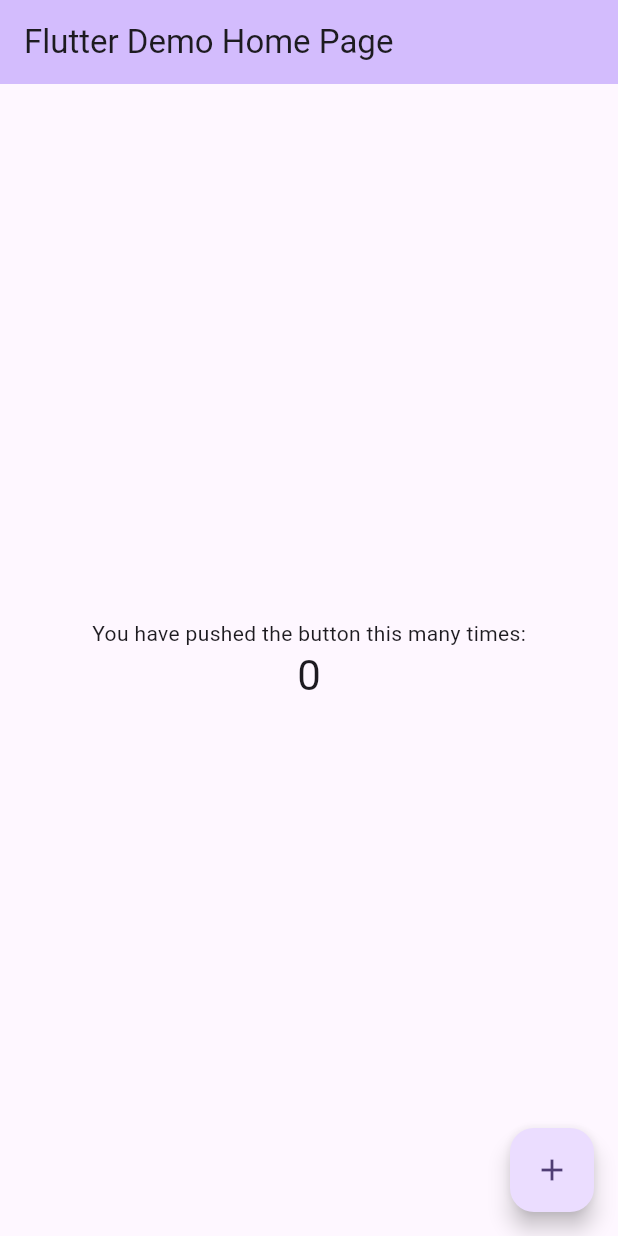
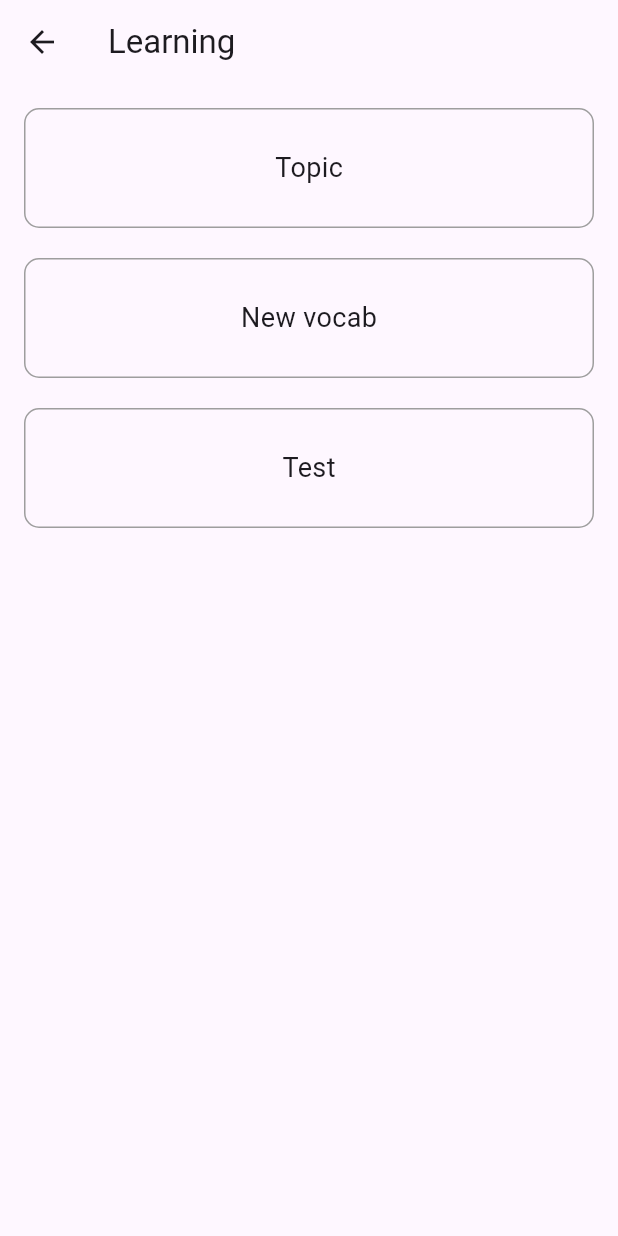
Before and after one commit to trungnotchung/flash_ability, a Flutter app: the screen it shows after launch, on a phone screen of 412 x 824 dp. Run offline on Flutter 3.47's test engine with Material 3 defaults, Android fonts, the light colour scheme and no system bars.

Commit message:
feat: add topic and vocab tabs for learning screen

```diff
--- a/lib/main.dart
+++ b/lib/main.dart
@@ -1,3 +1,10 @@
+import 'package:flash_ability/screens/learning/flashcard/flashcard.dart';
+import 'package:flash_ability/screens/learning/learning.dart';
+import 'package:flash_ability/screens/learning/test/question/question_screen.dart';
+import 'package:flash_ability/screens/learning/test/testing.dart';
+import 'package:flash_ability/screens/learning/topic/all_topics.dart';
+import 'package:flash_ability/screens/learning/topic/topic.dart';
+import 'package:flash_ability/screens/learning/vocab/vocab.dart';
 import 'package:flutter/material.dart';
 
 void main() {
@@ -7,116 +14,23 @@ void main() {
 class MyApp extends StatelessWidget {
   const MyApp({super.key});
 
-  // This widget is the root of your application.
   @override
   Widget build(BuildContext context) {
     return MaterialApp(
-      title: 'Flutter Demo',
+      title: 'Language Learning App',
       theme: ThemeData(
-        // This is the theme of your application.
-        //
-        // TRY THIS: Try running your application with "flutter run". You'll see
-        // the application has a purple toolbar. Then, without quitting the app,
-        // try changing the seedColor in the colorScheme below to Colors.green
-        // and then invoke "hot reload" (save your changes or press the "hot
-        // reload" button in a Flutter-supported IDE, or press "r" if you used
-        // the command line to start the app).
-        //
-        // Notice that the counter didn't reset back to zero; the application
-        // state is not lost during the reload. To reset the state, use hot
-        // restart instead.
-        //
-        // This works for code too, not just values: Most code changes can be
-        // tested with just a hot reload.
-        colorScheme: ColorScheme.fromSeed(seedColor: Colors.deepPurple),
+        primarySwatch: Colors.blue,
+        fontFamily: 'Roboto',
       ),
-      home: const MyHomePage(title: 'Flutter Demo Home Page'),
+      initialRoute: '/learning',
+      routes: {
+        '/learning': (context) => const LearningScreen(),
+        '/learning/all_topics': (context) => const AllTopicsScreen(),
+        '/learning/topic': (context) => const TopicScreen(),
+        '/learning/flashcard': (context) => const FlashcardScreen(),
+        '/learning/vocab': (context) => const VocabScreen(),
+        '/learning/test': (context) => const QuestionScreen() //const TestingScreen(),
+      },
     );
   }
 }
-
-class MyHomePage extends StatefulWidget {
-  const MyHomePage({super.key, required this.title});
-
-  // This widget is the home page of your application. It is stateful, meaning
-  // that it has a State object (defined below) that contains fields that affect
-  // how it looks.
-
-  // This class is the configuration for the state. It holds the values (in this
-  // case the title) provided by the parent (in this case the App widget) and
-  // used by the build method of the State. Fields in a Widget subclass are
-  // always marked "final".
-
-  final String title;
-
-  @override
-  State<MyHomePage> createState() => _MyHomePageState();
-}
-
-class _MyHomePageState extends State<MyHomePage> {
-  int _counter = 0;
-
-  void _incrementCounter() {
-    setState(() {
-      // This call to setState tells the Flutter framework that something has
-      // changed in this State, which causes it to rerun the build method below
-      // so that the display can reflect the updated values. If we changed
-      // _counter without calling setState(), then the build method would not be
-      // called again, and so nothing would appear to happen.
-      _counter++;
-    });
-  }
-
-  @override
-  Widget build(BuildContext context) {
-    // This method is rerun every time setState is called, for instance as done
-    // by the _incrementCounter method above.
-    //
-    // The Flutter framework has been optimized to make rerunning build methods
-    // fast, so that you can just rebuild anything that needs updating rather
-    // than having to individually change instances of widgets.
-    return Scaffold(
-      appBar: AppBar(
-        // TRY THIS: Try changing the color here to a specific color (to
-        // Colors.amber, perhaps?) and trigger a hot reload to see the AppBar
-        // change color while the other colors stay the same.
-        backgroundColor: Theme.of(context).colorScheme.inversePrimary,
-        // Here we take the value from the MyHomePage object that was created by
-        // the App.build method, and use it to set our appbar title.
-        title: Text(widget.title),
-      ),
-      body: Center(
-        // Center is a layout widget. It takes a single child and positions it
-        // in the middle of the parent.
-        child: Column(
-          // Column is also a layout widget. It takes a list of children and
-          // arranges them vertically. By default, it sizes itself to fit its
-          // children horizontally, and tries to be as tall as its parent.
-          //
-          // Column has various properties to control how it sizes itself and
-          // how it positions its children. Here we use mainAxisAlignment to
-          // center the children vertically; the main axis here is the vertical
-          // axis because Columns are vertical (the cross axis would be
-          // horizontal).
-          //
-          // TRY THIS: Invoke "debug painting" (choose the "Toggle Debug Paint"
-          // action in the IDE, or press "p" in the console), to see the
-          // wireframe for each widget.
-          mainAxisAlignment: MainAxisAlignment.center,
-          children: <Widget>[
-            const Text('You have pushed the button this many times:'),
-            Text(
-              '$_counter',
-              style: Theme.of(context).textTheme.headlineMedium,
-            ),
-          ],
-        ),
-      ),
-      floatingActionButton: FloatingActionButton(
-        onPressed: _incrementCounter,
-        tooltip: 'Increment',
-        child: const Icon(Icons.add),
-      ), // This trailing comma makes auto-formatting nicer for build methods.
-    );
-  }
-}
--- /dev/null
+++ b/lib/screens/learning/learning.dart
@@ -0,0 +1,86 @@
+import 'package:flutter/material.dart';
+
+class LearningScreen extends StatelessWidget {
+  const LearningScreen({super.key});
+
+  @override
+  Widget build(BuildContext context) {
+    return Scaffold(
+      appBar: AppBar(
+        title: const Text('Learning'),
+        leading: IconButton(
+          icon: const Icon(Icons.arrow_back),
+          onPressed: () {
+            // Handle back navigation
+          },
+        ),
+      ),
+      body: Padding(
+        padding: const EdgeInsets.all(16.0),
+        child: Column(
+          children: [
+            GestureDetector(
+              onTap: () {
+                Navigator.pushNamed(context, '/learning/all_topics');
+              },
+              child: Container(
+                height: 80,
+                width: double.infinity,
+                decoration: BoxDecoration(
+                  border: Border.all(color: Colors.grey),
+                  borderRadius: BorderRadius.circular(10),
+                ),
+                child: const Center(
+                  child: Text(
+                    'Topic',
+                    style: TextStyle(fontSize: 18),
+                  ),
+                ),
+              ),
+            ),
+            const SizedBox(height: 20),
+            GestureDetector(
+              onTap: () {
+                Navigator.pushNamed(context, '/learning/vocab');
+              },
+              child: Container(
+                height: 80,
+                width: double.infinity,
+                decoration: BoxDecoration(
+                  border: Border.all(color: Colors.grey),
+                  borderRadius: BorderRadius.circular(10),
+                ),
+                child: const Center(
+                  child: Text(
+                    'New vocab',
+                    style: TextStyle(fontSize: 18),
+                  ),
+                ),
+              ),
+            ),
+            const SizedBox(height: 20),
+            GestureDetector(
+              onTap: () {
+                Navigator.pushNamed(context, '/learning/test');
+              },
+              child: Container(
+                height: 80,
+                width: double.infinity,
+                decoration: BoxDecoration(
+                  border: Border.all(color: Colors.grey),
+                  borderRadius: BorderRadius.circular(10),
+                ),
+                child: const Center(
+                  child: Text(
+                    'Test',
+                    style: TextStyle(fontSize: 18),
+                  ),
+                ),
+              ),
+            ),
+          ],
+        ),
+      ),
+    );
+  }
+}
--- a/pubspec.yaml
+++ b/pubspec.yaml
@@ -30,6 +30,8 @@ environment:
 dependencies:
   flutter:
     sdk: flutter
+
+  video_player: ^2.9.5
 
   # The following adds the Cupertino Icons font to your application.
   # Use with the CupertinoIcons class for iOS style icons.
```
Also changed, not shown: lib/screens/learning/flashcard/flashcard.dart (added, +112 -0 lines), lib/screens/learning/topic/all_topics.dart (added, +51 -0 lines), lib/screens/learning/topic/topic.dart (added, +76 -0 lines), lib/screens/learning/vocab/vocab.dart (added, +58 -0 lines), pubspec.lock, 6 other files.
